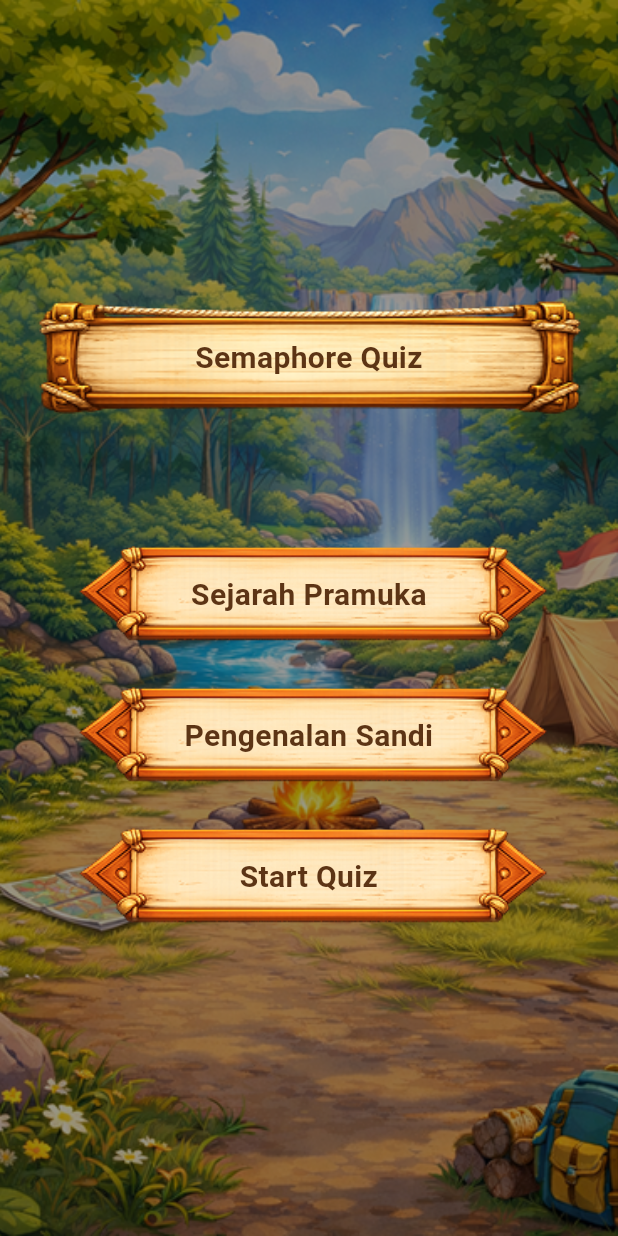
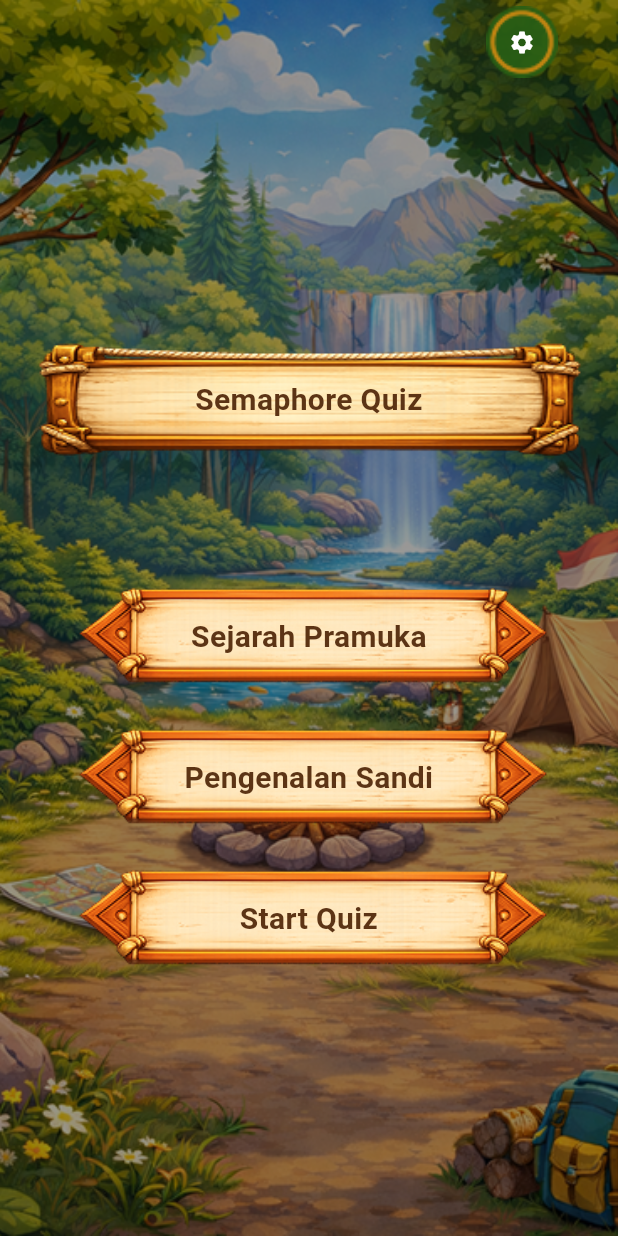
Before and after one commit to nabilhudarizalulhaq/smaphore_quiz, a Flutter app: the HomePage screen opened by its route, on a phone screen of 412 x 824 dp. Run offline on Flutter 3.47's test engine with Material 3 defaults, Android fonts, the phone set to English and light mode, and no system bars; our stand-ins replace camera, just_audio; missing offline and left inert: google_mlkit_pose_detection.

Commit message:
add setting

```diff
--- a/lib/main.dart
+++ b/lib/main.dart
@@ -1,5 +1,6 @@
 import 'package:flutter/material.dart';
 import 'package:camera/camera.dart';
+import 'package:smaphore_quiz/core/audio/audio_service.dart';
 
 import 'package:smaphore_quiz/persentaion/home/home.dart';
 import 'package:smaphore_quiz/persentaion/level/menu/levelhome.dart';
@@ -14,6 +15,9 @@ late List<CameraDescription> cameras;
 
 Future<void> main() async {
   WidgetsFlutterBinding.ensureInitialized();
+
+  await AudioService.instance.init();
+  await AudioService.instance.preloadBgm();
 
   // Inisialisasi kamera sebelum aplikasi berjalan
   cameras = await availableCameras();
--- a/lib/persentaion/home/home.dart
+++ b/lib/persentaion/home/home.dart
@@ -1,31 +1,62 @@
 import 'package:flutter/material.dart';
+import 'package:smaphore_quiz/core/audio/audio_service.dart';
 import 'package:smaphore_quiz/persentaion/home/widget/ic_menu.dart';
 import 'package:smaphore_quiz/persentaion/home/widget/iconButton.dart';
+import 'package:smaphore_quiz/persentaion/shared/widget/setting.dart';
+import 'package:smaphore_quiz/persentaion/shared/widget/setting/game_settings_dialog.dart';
+import 'package:smaphore_quiz/persentaion/shared/widget/setting/settings_controller.dart';
 
-class HomePage extends StatelessWidget {
+class HomePage extends StatefulWidget {
   const HomePage({super.key});
 
   static const String _bgImage = 'assets/images/bg_home.png';
+
+  @override
+  State<HomePage> createState() => _HomePageState();
+}
+
+class _HomePageState extends State<HomePage> {
+  final SettingsController _settingsController = SettingsController();
+
+  void _showSettings() async {
+    await AudioService.instance.playClick();
+
+    if (!mounted) return;
+
+    showDialog(
+      context: context,
+      barrierDismissible: false,
+      builder: (_) => GameSettingsDialog(
+        controller: _settingsController,
+        onHome: () => Navigator.pop(context),
+        onReplay: () => Navigator.pop(context),
+        onMoreGames: () {},
+        onMoreSettings: () {},
+        onDefaultSkin: () {},
+      ),
+    );
+  }
 
   @override
   Widget build(BuildContext context) {
     return Scaffold(
       body: Stack(
         children: [
-          /// Background Image
-          Positioned.fill(child: Image.asset(_bgImage, fit: BoxFit.cover)),
+          Positioned.fill(
+            child: Image.asset(HomePage._bgImage, fit: BoxFit.cover),
+          ),
 
-          /// Dark Overlay (biar teks kebaca)
           Positioned.fill(
             child: Container(color: Colors.black.withOpacity(0.4)),
           ),
 
-          /// Content
           SafeArea(
             child: Padding(
               padding: const EdgeInsets.symmetric(horizontal: 24),
               child: Column(
                 children: [
+                  CustomSettingAppBar(onTap: _showSettings),
+
                   const Spacer(),
 
                   const MenuImage(title: 'Semaphore Quiz'),
--- a/lib/persentaion/level/widget/levelimage1.dart
+++ b/lib/persentaion/level/widget/levelimage1.dart
@@ -33,7 +33,7 @@ class LevelImage1 extends StatelessWidget {
                     borderRadius: BorderRadius.circular(20),
                     child: Image.asset(
                       backgroundImage,
-                      fit: BoxFit.cover,
+                      fit: BoxFit.contain,
                       errorBuilder: (context, error, stackTrace) {
                         return Container(
                           decoration: BoxDecoration(
@@ -60,8 +60,8 @@ class LevelImage1 extends StatelessWidget {
                     children: [
                       Image.asset(
                         iconImage,
-                        width: 28,
-                        height: 28,
+                        width: 50,
+                        height: 50,
                         fit: BoxFit.contain,
                         errorBuilder: (context, error, stackTrace) {
                           return const Icon(
--- /dev/null
+++ b/lib/persentaion/shared/widget/setting.dart
@@ -0,0 +1,66 @@
+import 'package:flutter/material.dart';
+
+class CustomSettingAppBar extends StatelessWidget
+    implements PreferredSizeWidget {
+  const CustomSettingAppBar({
+    super.key,
+    this.imagePath = 'assets/images/back_ic.png',
+    this.icon = Icons.settings,
+    this.iconColor = Colors.white,
+    this.iconSize = 18,
+    this.height = 70,
+    this.size = 48,
+    this.margin = const EdgeInsets.only(right: 16),
+    this.onTap,
+    this.centerTitle,
+    this.title,
+  });
+
+  final String imagePath;
+  final IconData icon;
+  final Color iconColor;
+  final double iconSize;
+  final double height;
+  final double size;
+  final EdgeInsets margin;
+  final VoidCallback? onTap;
+  final Widget? title;
+  final bool? centerTitle;
+
+  @override
+  Size get preferredSize => Size.fromHeight(height);
+
+  @override
+  Widget build(BuildContext context) {
+    return AppBar(
+      backgroundColor: Colors.transparent,
+      elevation: 0,
+      scrolledUnderElevation: 0,
+      automaticallyImplyLeading: false,
+      centerTitle: centerTitle,
+      title: title,
+      actions: [
+        Padding(
+          padding: margin,
+          child: InkWell(
+            borderRadius: BorderRadius.circular(100),
+            onTap: onTap,
+            child: SizedBox(
+              width: size,
+              height: size,
+              child: Stack(
+                alignment: Alignment.center,
+                children: [
+                  Positioned.fill(
+                    child: Image.asset(imagePath, fit: BoxFit.contain),
+                  ),
+                  Icon(icon, color: iconColor, size: iconSize),
+                ],
+              ),
+            ),
+          ),
+        ),
+      ],
+    );
+  }
+}
--- /dev/null
+++ b/lib/persentaion/shared/widget/setting/settings_controller.dart
@@ -0,0 +1,29 @@
+import 'package:flutter/foundation.dart';
+import 'package:smaphore_quiz/core/audio/audio_service.dart';
+
+class SettingsController extends ChangeNotifier {
+  bool _soundOn = true;
+  bool _bgmOn = true;
+  bool _vibrationOn = true;
+
+  bool get soundOn => _soundOn;
+  bool get bgmOn => _bgmOn;
+  bool get vibrationOn => _vibrationOn;
+
+  Future<void> toggleSound() async {
+    _soundOn = !_soundOn;
+    await AudioService.instance.setSfxEnabled(_soundOn);
+    notifyListeners();
+  }
+
+  Future<void> toggleBgm() async {
+    _bgmOn = !_bgmOn;
+    await AudioService.instance.setMusicEnabled(_bgmOn);
+    notifyListeners();
+  }
+
+  void toggleVibration() {
+    _vibrationOn = !_vibrationOn;
+    notifyListeners();
+  }
+}
--- a/pubspec.yaml
+++ b/pubspec.yaml
@@ -36,6 +36,7 @@ dependencies:
   path_provider: ^2.1.2
   share_plus: ^7.2.2
   cross_file: ^0.3.4
+  just_audio: ^0.10.5
 
   # The following adds the Cupertino Icons font to your application.
   # Use with the CupertinoIcons class for iOS style icons.
```
Also changed, not shown: lib/core/audio/audio_service.dart (added, +157 -0 lines), lib/persentaion/level/menu/levelhome.dart (+23 -16 lines), lib/persentaion/level/widget/levelimage2.dart (+16 -16 lines), lib/persentaion/level/widget/levelimage3.dart (+16 -16 lines), lib/persentaion/level/widget/levelimage4.dart (+12 -12 lines), lib/persentaion/shared/widget/setting/game_settings_dialog.dart (added, +319 -0 lines), pubspec.lock, 1 other file.
